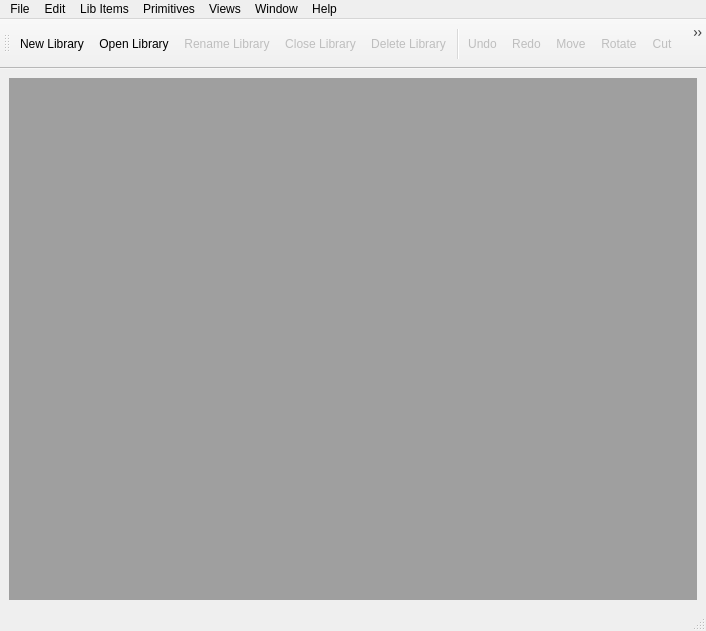
This is src/ui/libwindow.ui in sonicsmooth/eellamaqt as Qt 5 draws it before an edit. The edited form follows.
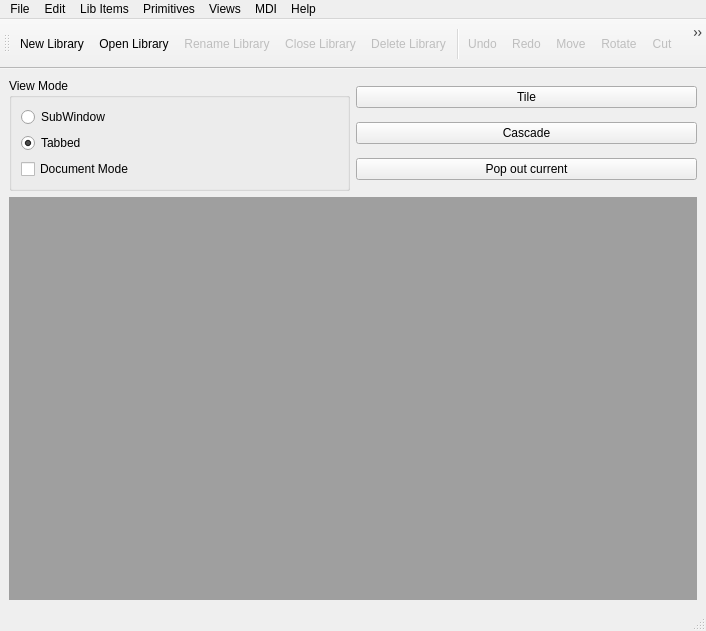
This is the edited form. Icons and pictures are not drawn.

Commit message: Added some functionality for tabbed, cascading subwindows

Diff of the .ui file:
```diff
--- a/src/ui/libwindow.ui
+++ b/src/ui/libwindow.ui
@@ -18,6 +18,74 @@
   </property>
   <widget class="QWidget" name="centralwidget">
    <layout class="QVBoxLayout" name="verticalLayout_3">
+    <item>
+     <layout class="QHBoxLayout" name="horizontalLayout_2">
+      <item>
+       <widget class="QGroupBox" name="groupBox">
+        <property name="title">
+         <string>View Mode</string>
+        </property>
+        <property name="flat">
+         <bool>false</bool>
+        </property>
+        <layout class="QVBoxLayout" name="verticalLayout_2">
+         <item>
+          <widget class="QRadioButton" name="rbSubWindow">
+           <property name="text">
+            <string>SubWindow</string>
+           </property>
+           <property name="checked">
+            <bool>false</bool>
+           </property>
+          </widget>
+         </item>
+         <item>
+          <widget class="QRadioButton" name="rbTabbed">
+           <property name="text">
+            <string>Tabbed</string>
+           </property>
+           <property name="checked">
+            <bool>true</bool>
+           </property>
+          </widget>
+         </item>
+         <item>
+          <widget class="QCheckBox" name="cbDocMode">
+           <property name="text">
+            <string>Document Mode</string>
+           </property>
+          </widget>
+         </item>
+        </layout>
+       </widget>
+      </item>
+      <item>
+       <layout class="QVBoxLayout" name="verticalLayout_4">
+        <item>
+         <widget class="QPushButton" name="pbTile">
+          <property name="text">
+           <string>Tile</string>
+          </property>
+         </widget>
+        </item>
+        <item>
+         <widget class="QPushButton" name="pbCascade">
+          <property name="text">
+           <string>Cascade</string>
+          </property>
+         </widget>
+        </item>
+        <item>
+         <widget class="QPushButton" name="pbPopout">
+          <property name="text">
+           <string>Pop out current</string>
+          </property>
+         </widget>
+        </item>
+       </layout>
+      </item>
+     </layout>
+    </item>
     <item>
      <layout class="QVBoxLayout" name="verticalLayout">
       <item>
@@ -114,9 +182,9 @@
     <addaction name="actionLibTreeView"/>
     <addaction name="actionLibTableView"/>
    </widget>
-   <widget class="QMenu" name="menuWindow">
+   <widget class="QMenu" name="menuMI">
     <property name="title">
-     <string>Window</string>
+     <string>MDI</string>
     </property>
     <addaction name="actionNewWindow"/>
     <addaction name="actionCloseWindow"/>
@@ -126,7 +194,7 @@
    <addaction name="menuLibrary"/>
    <addaction name="menuEdit"/>
    <addaction name="menuViews"/>
-   <addaction name="menuWindow"/>
+   <addaction name="menuMI"/>
    <addaction name="menuHelp_2"/>
   </widget>
   <widget class="QToolBar" name="toolBar">
```
Left out of the diff: 25 changed lines with no effect on the pictures. The commit also changes 4 other files.
